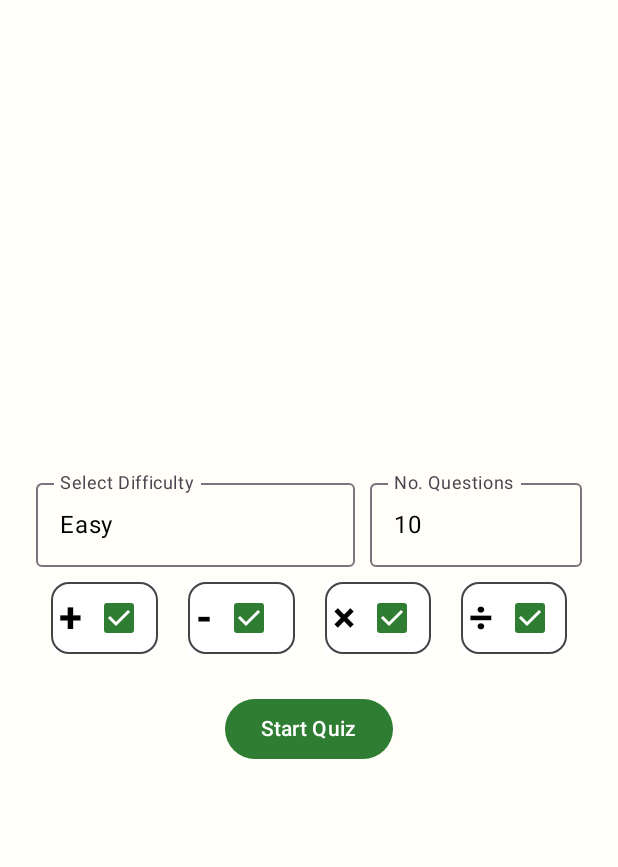
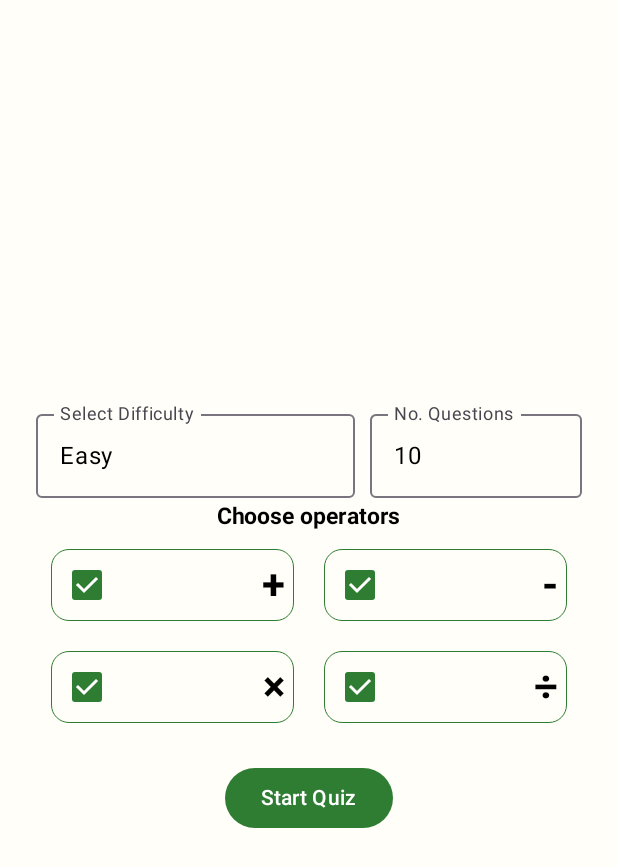
Before and after one commit to Mariusflores/MentalMath, an Android app built with Jetpack Compose: the QuizSelectorScreen screen opened through its navigation route, on a phone screen of 412 x 824 dp. Shown: the top 867 px of the screen. Run offline under Robolectric (Android 15) with nearby library versions, the phone set to English and light mode, and no system bars.

Commit message:
Checkbox UI looking acceptable.

```diff
--- a/app/src/main/java/com/example/mentalmath/ui/components/OperatorCheckBox.kt
+++ b/app/src/main/java/com/example/mentalmath/ui/components/OperatorCheckBox.kt
@@ -2,15 +2,17 @@ package com.example.mentalmath.ui.components
 
 import androidx.compose.foundation.background
 import androidx.compose.foundation.border
+import androidx.compose.foundation.layout.Arrangement
 import androidx.compose.foundation.layout.Row
+import androidx.compose.foundation.layout.fillMaxWidth
 import androidx.compose.foundation.layout.padding
 import androidx.compose.foundation.shape.RoundedCornerShape
 import androidx.compose.material3.Checkbox
+import androidx.compose.material3.MaterialTheme
 import androidx.compose.material3.Text
 import androidx.compose.runtime.Composable
 import androidx.compose.ui.Alignment
 import androidx.compose.ui.Modifier
-import androidx.compose.ui.graphics.Color
 import androidx.compose.ui.text.font.FontWeight
 import androidx.compose.ui.unit.dp
 import androidx.compose.ui.unit.sp
@@ -24,23 +26,14 @@ fun OperatorCheckBox(
 ) {
 
     Row(
+        horizontalArrangement = Arrangement.SpaceBetween,
         modifier = Modifier
             .padding(10.dp)
-            .border(width = 1.dp, color = Color.DarkGray, shape = RoundedCornerShape(12.dp))
-            .background(color = Color.White)
-        //.fillMaxWidth()
+            .border(width = 0.5.dp, color = MaterialTheme.colorScheme.primary, shape = RoundedCornerShape(12.dp))
+            .background(color = MaterialTheme.colorScheme.background)
+            .fillMaxWidth()
+
     ) {
-        Text(
-            modifier = Modifier
-                .align(Alignment.CenterVertically)
-                .padding(start = 5.dp),
-            text = symbol,
-            fontSize = 28.sp,
-            fontWeight = FontWeight.Bold
-
-        )
-        //Spacer(Modifier.weight(1f))
-
         Checkbox(
             checked = isChecked,
             onCheckedChange = { settingsViewModel.toggleOperator(symbol) },
@@ -48,6 +41,15 @@ fun OperatorCheckBox(
             modifier = Modifier.align(Alignment.CenterVertically)
 
         )
+        Text(
+            modifier = Modifier
+                .align(Alignment.CenterVertically)
+                .padding(end = 5.dp),
+            text = symbol,
+            fontSize = 28.sp,
+            fontWeight = FontWeight.Bold
+
+        )
 
     }
 }
--- a/app/src/main/java/com/example/mentalmath/ui/screens/QuizSelectorScreen.kt
+++ b/app/src/main/java/com/example/mentalmath/ui/screens/QuizSelectorScreen.kt
@@ -22,7 +22,9 @@ import androidx.compose.runtime.setValue
 import androidx.compose.ui.Alignment
 import androidx.compose.ui.Modifier
 import androidx.compose.ui.res.stringResource
+import androidx.compose.ui.text.font.FontWeight
 import androidx.compose.ui.unit.dp
+import androidx.compose.ui.unit.sp
 import androidx.navigation.NavController
 import com.example.mentalmath.R
 import com.example.mentalmath.logic.models.QuizConfiguration
@@ -30,6 +32,8 @@ import com.example.mentalmath.ui.components.DropdownTemplate
 import com.example.mentalmath.ui.components.OperatorCheckBox
 import com.example.mentalmath.ui.viewmodel.QuizViewModel
 import com.example.mentalmath.ui.viewmodel.SettingsViewModel
+
+private const val OPERATOR_LABEL = "Choose operators"
 
 @Composable
 fun QuizSelectorScreen(
@@ -90,9 +94,13 @@ fun QuizSelectorScreen(
 
             )
         }
-
+        Text(
+            text = OPERATOR_LABEL,
+            fontSize = 15.sp,
+            fontWeight = FontWeight.Bold
+        )
         LazyVerticalGrid(
-            columns = GridCells.Fixed(4),
+            columns = GridCells.Fixed(2),
             modifier = Modifier.fillMaxWidth()
         ) {
             items(operatorResourceList) { operator ->
```
